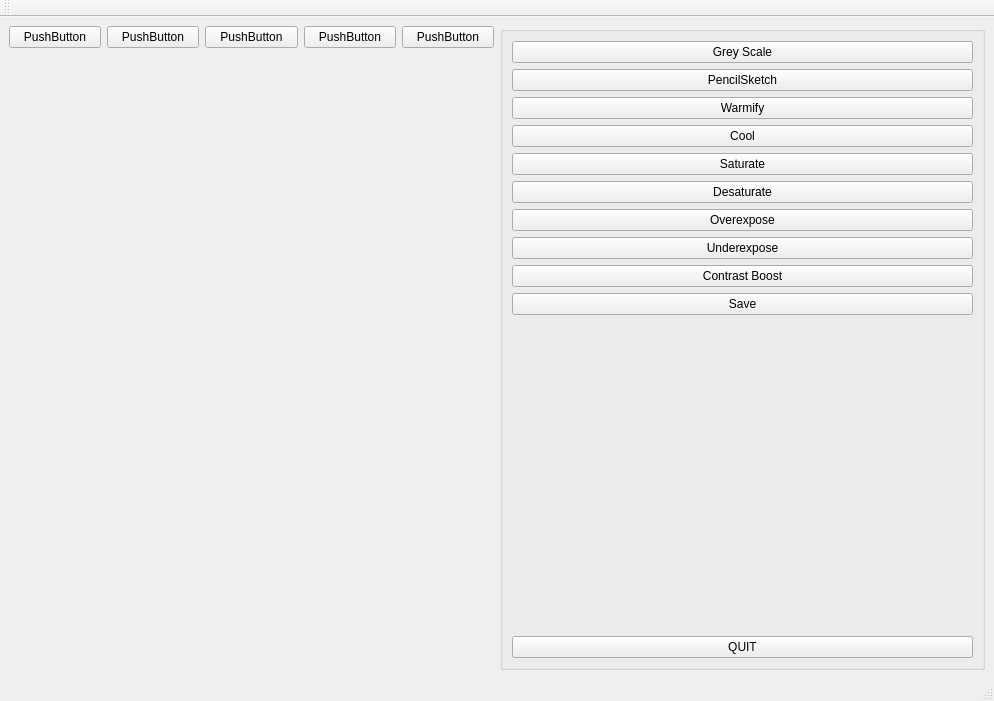
Old version of the form Fotoshop/workingwindow.ui in the repository Hardikp16/CS340.
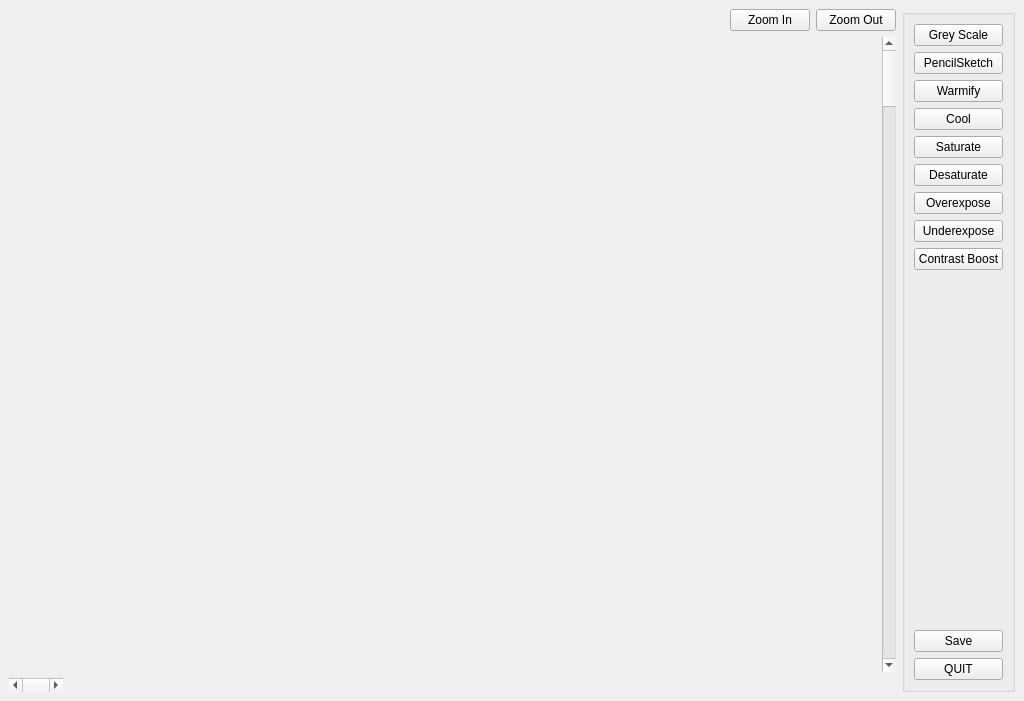
New version of the form.

Commit message:
zoom in, zoom out, save
added several functions

Diff of the .ui file:
```diff
--- a/Fotoshop/workingwindow.ui
+++ b/Fotoshop/workingwindow.ui
@@ -6,7 +6,7 @@
    <rect>
     <x>0</x>
     <y>0</y>
-    <width>994</width>
+    <width>1024</width>
     <height>701</height>
    </rect>
   </property>
@@ -30,54 +30,35 @@
     <item row="0" column="0">
      <layout class="QHBoxLayout" name="horizontalLayout_2">
       <item>
-       <widget class="QPushButton" name="pushButton_5">
-        <property name="text">
-         <string>PushButton</string>
+       <spacer name="horizontalSpacer_2">
+        <property name="orientation">
+         <enum>Qt::Horizontal</enum>
         </property>
-       </widget>
-      </item>
-      <item>
-       <widget class="QPushButton" name="pushButton_4">
-        <property name="text">
-         <string>PushButton</string>
+        <property name="sizeHint" stdset="0">
+         <size>
+          <width>40</width>
+          <height>20</height>
+         </size>
         </property>
-       </widget>
+       </spacer>
       </item>
       <item>
        <widget class="QPushButton" name="pushButton_3">
         <property name="text">
-         <string>PushButton</string>
-        </property>
-       </widget>
-      </item>
-      <item>
-       <widget class="QPushButton" name="pushButton_2">
-        <property name="text">
-         <string>PushButton</string>
+         <string>Zoom In</string>
         </property>
        </widget>
       </item>
       <item>
        <widget class="QPushButton" name="pushButton">
         <property name="text">
-         <string>PushButton</string>
+         <string>Zoom Out</string>
         </property>
        </widget>
       </item>
      </layout>
     </item>
-    <item row="1" column="0">
-     <layout class="QGridLayout" name="gridLayout_2">
-      <item row="0" column="0">
-       <widget class="QLabel" name="imageLabel">
-        <property name="text">
-         <string/>
-        </property>
-       </widget>
-      </item>
-     </layout>
-    </item>
-    <item row="0" column="1" rowspan="2">
+    <item row="0" column="1" rowspan="3">
      <widget class="QGroupBox" name="horizontalGroupBox">
       <layout class="QVBoxLayout" name="verticalLayout">
        <item>
@@ -143,13 +124,6 @@
          </property>
         </widget>
        </item>
-       <item>
-        <widget class="QPushButton" name="Save">
-         <property name="text">
-          <string>Save</string>
-         </property>
-        </widget>
-       </item>
        <item>
         <spacer name="verticalSpacer">
          <property name="orientation">
@@ -163,6 +137,13 @@
          </property>
         </spacer>
        </item>
+       <item>
+        <widget class="QPushButton" name="Save">
+         <property name="text">
+          <string>Save</string>
+         </property>
+        </widget>
+       </item>
        <item>
         <widget class="QPushButton" name="quitButton">
          <property name="text">
@@ -173,20 +154,46 @@
       </layout>
      </widget>
     </item>
+    <item row="1" column="0" rowspan="2">
+     <layout class="QGridLayout" name="gridLayout_2">
+      <item row="0" column="2" rowspan="2">
+       <spacer name="horizontalSpacer">
+        <property name="orientation">
+         <enum>Qt::Horizontal</enum>
+        </property>
+        <property name="sizeHint" stdset="0">
+         <size>
+          <width>10</width>
+          <height>20</height>
+         </size>
+        </property>
+       </spacer>
+      </item>
+      <item row="0" column="0" rowspan="2" colspan="2">
+       <widget class="QLabel" name="imageLabel">
+        <property name="text">
+         <string/>
+        </property>
+       </widget>
+      </item>
+      <item row="0" column="3" rowspan="2">
+       <widget class="QScrollBar" name="verticalScrollBar">
+        <property name="orientation">
+         <enum>Qt::Vertical</enum>
+        </property>
+       </widget>
+      </item>
+      <item row="2" column="0" colspan="2">
+       <widget class="QScrollBar" name="horizontalScrollBar">
+        <property name="orientation">
+         <enum>Qt::Horizontal</enum>
+        </property>
+       </widget>
+      </item>
+     </layout>
+    </item>
    </layout>
   </widget>
-  <widget class="QStatusBar" name="statusbar"/>
-  <widget class="QToolBar" name="toolBar">
-   <property name="windowTitle">
-    <string>toolBar</string>
-   </property>
-   <attribute name="toolBarArea">
-    <enum>TopToolBarArea</enum>
-   </attribute>
-   <attribute name="toolBarBreak">
-    <bool>false</bool>
-   </attribute>
-  </widget>
  </widget>
  <resources/>
  <connections/>
```
Left out of the diff: 4 changed lines with no effect on the pictures. The commit also changes 7 other files.
